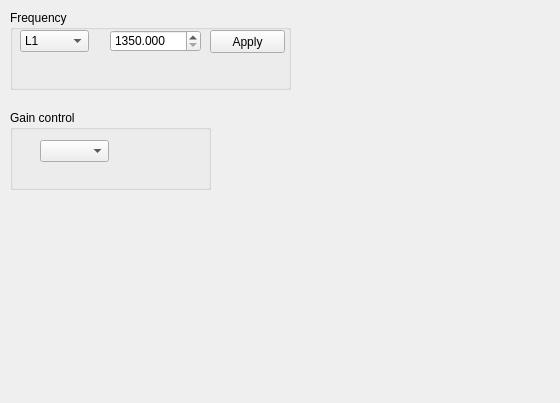
Before: the Qt Designer form tuneform.ui in amungo/ItsFx3, drawn with Qt 5.
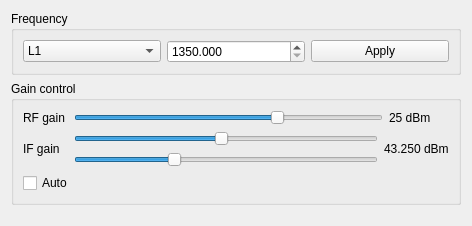
After: the same form once the commit is applied.

Commit message: [+] gain control added: gui and hw (not tested)

The edit to the form file:
```diff
--- a/tuneform.ui
+++ b/tuneform.ui
@@ -6,34 +6,22 @@
    <rect>
     <x>0</x>
     <y>0</y>
-    <width>560</width>
-    <height>403</height>
+    <width>472</width>
+    <height>226</height>
    </rect>
   </property>
   <property name="windowTitle">
    <string>Tuner</string>
   </property>
+  <layout class="QVBoxLayout" name="verticalLayout">
+   <item>
   <widget class="QGroupBox" name="groupBox">
-   <property name="geometry">
-    <rect>
-     <x>10</x>
-     <y>10</y>
-     <width>281</width>
-     <height>80</height>
-    </rect>
-   </property>
    <property name="title">
     <string>Frequency</string>
    </property>
+     <layout class="QHBoxLayout" name="horizontalLayout">
+      <item>
    <widget class="QComboBox" name="comboBoxBand">
-    <property name="geometry">
-     <rect>
-      <x>10</x>
-      <y>20</y>
-      <width>69</width>
-      <height>22</height>
-     </rect>
-    </property>
     <item>
      <property name="text">
       <string>L1</string>
@@ -45,15 +33,9 @@
      </property>
     </item>
    </widget>
+      </item>
+      <item>
    <widget class="QDoubleSpinBox" name="doubleSpinBoxFreq">
-    <property name="geometry">
-     <rect>
-      <x>100</x>
-      <y>20</y>
-      <width>91</width>
-      <height>22</height>
-     </rect>
-    </property>
     <property name="decimals">
      <number>3</number>
     </property>
@@ -67,43 +49,153 @@
      <double>2.000000000000000</double>
     </property>
    </widget>
+      </item>
+      <item>
    <widget class="QPushButton" name="pushButtonApplyFreq">
-    <property name="geometry">
-     <rect>
-      <x>200</x>
-      <y>20</y>
-      <width>75</width>
-      <height>23</height>
-     </rect>
-    </property>
     <property name="text">
      <string>Apply</string>
     </property>
    </widget>
-  </widget>
+      </item>
+     </layout>
+    </widget>
+   </item>
+   <item>
   <widget class="QGroupBox" name="groupBox_2">
-   <property name="geometry">
-    <rect>
-     <x>10</x>
-     <y>110</y>
-     <width>201</width>
-     <height>80</height>
-    </rect>
-   </property>
    <property name="title">
     <string>Gain control</string>
    </property>
-   <widget class="QComboBox" name="comboBox">
-    <property name="geometry">
-     <rect>
-      <x>30</x>
-      <y>30</y>
-      <width>69</width>
-      <height>22</height>
-     </rect>
-    </property>
-   </widget>
-  </widget>
+     <layout class="QVBoxLayout" name="verticalLayout_3">
+      <item>
+       <layout class="QHBoxLayout" name="horizontalLayout_3">
+        <item>
+         <widget class="QLabel" name="label">
+          <property name="minimumSize">
+           <size>
+            <width>45</width>
+            <height>0</height>
+           </size>
+          </property>
+          <property name="text">
+           <string>RF gain</string>
+          </property>
+         </widget>
+        </item>
+        <item>
+         <widget class="QSlider" name="horizontalSliderRFGain">
+          <property name="maximum">
+           <number>15</number>
+          </property>
+          <property name="value">
+           <number>10</number>
+          </property>
+          <property name="orientation">
+           <enum>Qt::Horizontal</enum>
+          </property>
+         </widget>
+        </item>
+        <item>
+         <widget class="QLabel" name="labelRFGain">
+          <property name="minimumSize">
+           <size>
+            <width>60</width>
+            <height>0</height>
+           </size>
+          </property>
+          <property name="text">
+           <string>25 dBm</string>
+          </property>
+         </widget>
+        </item>
+       </layout>
+      </item>
+      <item>
+       <layout class="QHBoxLayout" name="horizontalLayout_2">
+        <item>
+         <widget class="QLabel" name="label_2">
+          <property name="minimumSize">
+           <size>
+            <width>45</width>
+            <height>0</height>
+           </size>
+          </property>
+          <property name="text">
+           <string>IF gain</string>
+          </property>
+         </widget>
+        </item>
+        <item>
+         <layout class="QVBoxLayout" name="verticalLayout_2">
+          <item>
+           <widget class="QSlider" name="horizontalSliderIFGainCoarse">
+            <property name="maximum">
+             <number>31</number>
+            </property>
+            <property name="value">
+             <number>15</number>
+            </property>
+            <property name="orientation">
+             <enum>Qt::Horizontal</enum>
+            </property>
+           </widget>
+          </item>
+          <item>
+           <widget class="QSlider" name="horizontalSliderIFGainFine">
+            <property name="maximum">
+             <number>31</number>
+            </property>
+            <property name="value">
+             <number>10</number>
+            </property>
+            <property name="orientation">
+             <enum>Qt::Horizontal</enum>
+            </property>
+           </widget>
+          </item>
+         </layout>
+        </item>
+        <item>
+         <widget class="QLabel" name="labelIFAGain">
+          <property name="enabled">
+           <bool>true</bool>
+          </property>
+          <property name="minimumSize">
+           <size>
+            <width>60</width>
+            <height>0</height>
+           </size>
+          </property>
+          <property name="text">
+           <string>43.250 dBm</string>
+          </property>
+         </widget>
+        </item>
+       </layout>
+      </item>
+      <item>
+       <widget class="QCheckBox" name="checkBoxAutoGC">
+        <property name="text">
+         <string>Auto</string>
+        </property>
+       </widget>
+      </item>
+     </layout>
+    </widget>
+   </item>
+   <item>
+    <spacer name="verticalSpacer">
+     <property name="orientation">
+      <enum>Qt::Vertical</enum>
+     </property>
+     <property name="sizeHint" stdset="0">
+      <size>
+       <width>20</width>
+       <height>40</height>
+      </size>
+     </property>
+    </spacer>
+   </item>
+  </layout>
  </widget>
  <resources/>
  <connections/>
```
Lines whose indentation alone changed are shown as unchanged. The commit also changes 4 other files.
